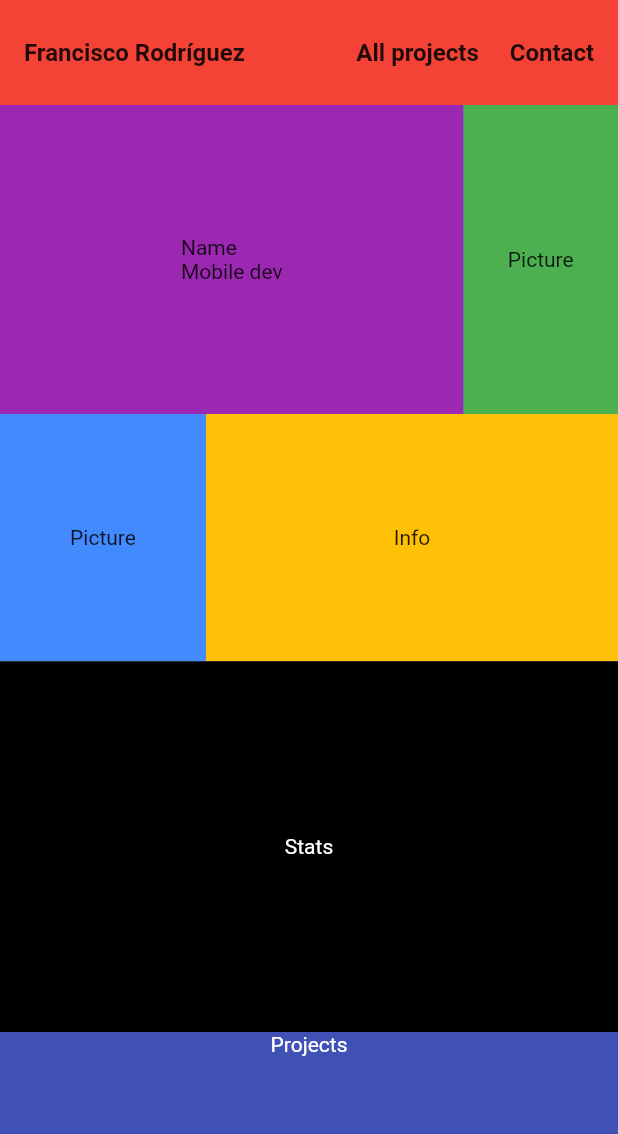
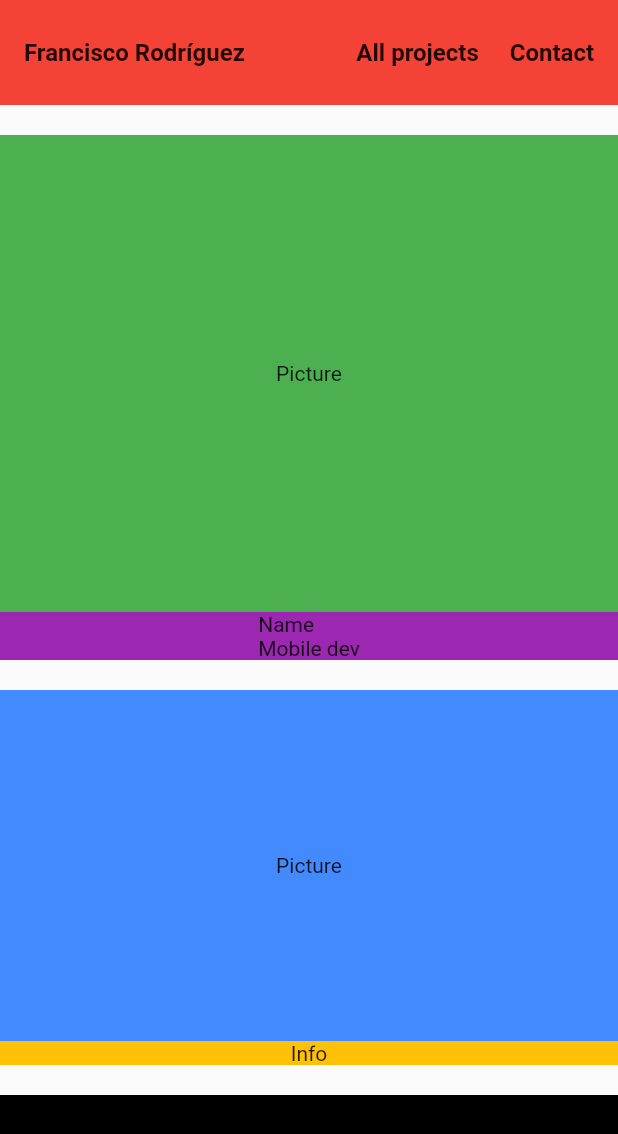
Before and after one commit to FranciscoRdz2001/my_portfolio, a Flutter app: the screen it shows after launch, on a phone screen of 412 x 824 dp. Shown: the top 1134 px of the screen. Run offline on Flutter 3.47's test engine with Material 2 defaults, Android fonts, the phone set to English and light mode, and no system bars; Roboto replaces fonts that are missing (Poppins).

Commit message:
Responsive design

```diff
--- a/lib/app/utils/responsive_util.dart
+++ b/lib/app/utils/responsive_util.dart
@@ -1,27 +1,27 @@
 import 'package:flutter/cupertino.dart';
+import 'package:my_portfolio/app/utils/types/device_type.dart';
 
 class ResponsiveUtil {
   static final ResponsiveUtil _resp = ResponsiveUtil._internal();
   late double _height;
   late double _width;
-  // late DeviceType _device;
+  late DeviceType _device;
 
   double get height => _height;
   double get width => _width;
-  // DeviceType get device => _device;
+  DeviceType get device => _device;
 
   factory ResponsiveUtil.of(final BuildContext context) {
     final size = MediaQuery.of(context).size;
     _resp._height = size.height;
     _resp._width = size.width;
-    // _resp._device = _resp._width <= 480
-    //     ? DeviceType.phone
-    //     : _resp._width <= 1439
-    //         ? DeviceType.tablet
-    //         : _resp._width > 1439
-    //             ? DeviceType.desktop
-    //             : DeviceType.phone;
-
+    _resp._device = _resp._width <= 480
+        ? DeviceType.phone
+        : _resp._width <= 1439
+            ? DeviceType.tablet
+            : _resp._width > 1439
+                ? DeviceType.desktop
+                : DeviceType.phone;
     return _resp;
   }
 
--- /dev/null
+++ b/lib/app/utils/types/device_type.dart
@@ -0,0 +1 @@
+enum DeviceType { phone, tablet, desktop }
--- a/lib/modules/home/pages/home_page.dart
+++ b/lib/modules/home/pages/home_page.dart
@@ -15,9 +15,13 @@ class HomePage extends StatelessWidget {
         child: Column(
           children: const [
             HeaderWidget(),
+            SizedBox(height: 20),
             BodyWidget(),
+            SizedBox(height: 20),
             AboutMeWidget(),
+            SizedBox(height: 20),
             LanguagesStatsWidget(),
+            SizedBox(height: 20),
             ProjectsWidget(),
           ],
         ),
--- a/lib/modules/home/widgets/about_me_widget.dart
+++ b/lib/modules/home/widgets/about_me_widget.dart
@@ -1,4 +1,5 @@
 import 'package:flutter/material.dart';
+import 'package:my_portfolio/widgets/responsive_widget.dart';
 
 import '../../../app/utils/responsive_util.dart';
 import '../../../app/utils/text_styles_util.dart';
@@ -10,16 +11,34 @@ class AboutMeWidget extends StatelessWidget {
   Widget build(BuildContext context) {
     final resp = ResponsiveUtil.of(context);
     final styles = TextStyles.of(context);
-    return Container(
-      height: resp.hp(20),
+    return ConstrainedBox(
+      constraints: const BoxConstraints(
+        maxHeight: 500,
+        minHeight: 250,
+      ),
+      child: Container(
+        height: resp.hp(30),
         color: Colors.blueAccent,
-      child: Row(
+        child: ResponsiveWidget(
+          phoneWidget: Column(
             children: [
               const Expanded(
                 child: Align(child: Text('Picture')),
               ),
+              Container(
+                alignment: Alignment.center,
+                color: Colors.amber,
+                child: const Text('Info'),
+              ),
+            ],
+          ),
+          largeDeviceWidget: Row(
+            children: [
+              const SizedBox(
+                width: 300,
+                child: Align(child: Text('Picture')),
+              ),
               Expanded(
-            flex: 2,
                 child: Container(
                   alignment: Alignment.center,
                   color: Colors.amber,
@@ -28,6 +47,8 @@ class AboutMeWidget extends StatelessWidget {
               ),
             ],
           ),
+        ),
+      ),
     );
   }
 }
--- a/lib/modules/home/widgets/body_widget.dart
+++ b/lib/modules/home/widgets/body_widget.dart
@@ -1,6 +1,6 @@
 import 'package:flutter/material.dart';
 import 'package:my_portfolio/app/utils/responsive_util.dart';
-import 'package:my_portfolio/app/utils/text_styles_util.dart';
+import 'package:my_portfolio/widgets/responsive_widget.dart';
 
 class BodyWidget extends StatelessWidget {
   const BodyWidget({super.key});
@@ -8,36 +8,53 @@ class BodyWidget extends StatelessWidget {
   @override
   Widget build(BuildContext context) {
     final resp = ResponsiveUtil.of(context);
-    final styles = TextStyles.of(context);
-    return Container(
-      color: Colors.blue,
-      child: Column(
+    return Column(
       children: [
-          SizedBox(
+        ConstrainedBox(
+          constraints: const BoxConstraints(
+            maxHeight: 500,
+            minHeight: 350,
+          ),
+          child: SizedBox(
             height: resp.hp(25),
-            child: Row(
+            child: ResponsiveWidget(
+              phoneWidget: Column(
                 children: [
                   Expanded(
-                  flex: 3,
+                    child: Container(
+                      alignment: Alignment.center,
+                      color: Colors.green,
+                      child: const Text('Picture'),
+                    ),
+                  ),
+                  Container(
+                    alignment: Alignment.center,
+                    color: Colors.purple,
+                    child: const Text('Name\nMobile dev'),
+                  ),
+                ],
+              ),
+              largeDeviceWidget: Row(
+                children: [
+                  Expanded(
                     child: Container(
                       alignment: Alignment.center,
                       color: Colors.purple,
                       child: const Text('Name\nMobile dev'),
                     ),
                   ),
-                Expanded(
-                  flex: 1,
-                  child: Container(
+                  Container(
+                    width: 300,
                     alignment: Alignment.center,
                     color: Colors.green,
                     child: const Text('Picture'),
                   ),
+                ],
               ),
-              ],
+            ),
           ),
         )
       ],
-      ),
     );
   }
 }
--- a/lib/modules/home/widgets/languages_stats_widget.dart
+++ b/lib/modules/home/widgets/languages_stats_widget.dart
@@ -10,7 +10,7 @@ class LanguagesStatsWidget extends StatelessWidget {
     final resp = ResponsiveUtil.of(context);
     final styles = TextStyles.of(context);
     return Container(
-      height: resp.hp(30),
+      height: 400,
       color: Colors.black,
       alignment: Alignment.center,
       child: const Text('Stats', style: TextStyle(color: Colors.white)),
--- a/lib/modules/home/widgets/projects_widget.dart
+++ b/lib/modules/home/widgets/projects_widget.dart
@@ -9,7 +9,7 @@ class ProjectsWidget extends StatelessWidget {
     final resp = ResponsiveUtil.of(context);
     return Container(
       color: Colors.indigo,
-      height: resp.hp(70),
+      height: 700,
       alignment: Alignment.topCenter,
       child: const Text(
         'Projects',
--- /dev/null
+++ b/lib/widgets/responsive_widget.dart
@@ -0,0 +1,38 @@
+import 'package:flutter/material.dart';
+import 'package:my_portfolio/app/utils/responsive_util.dart';
+import 'package:my_portfolio/app/utils/types/device_type.dart';
+
+class ResponsiveWidget extends StatelessWidget {
+  final Widget phoneWidget;
+  final Widget largeDeviceWidget;
+  const ResponsiveWidget({
+    super.key,
+    required this.phoneWidget,
+    required this.largeDeviceWidget,
+  });
+
+  @override
+  Widget build(BuildContext context) {
+    final resp = ResponsiveUtil.of(context);
+
+    final device = resp.device;
+
+    return AnimatedSwitcher(
+      duration: const Duration(milliseconds: 250),
+      child: device == DeviceType.phone ? phoneWidget : largeDeviceWidget,
+      transitionBuilder: (child, animation) {
+        return FadeTransition(
+          opacity: animation,
+          child: child,
+        );
+      },
+    );
+
+    // switch (device) {
+    //   case DeviceType.phone:
+    //     return phoneWidget;
+    //   default:
+    //     return largeDeviceWidget;
+    // }
+  }
+}
```
Lines whose indentation alone changed are shown as unchanged.
